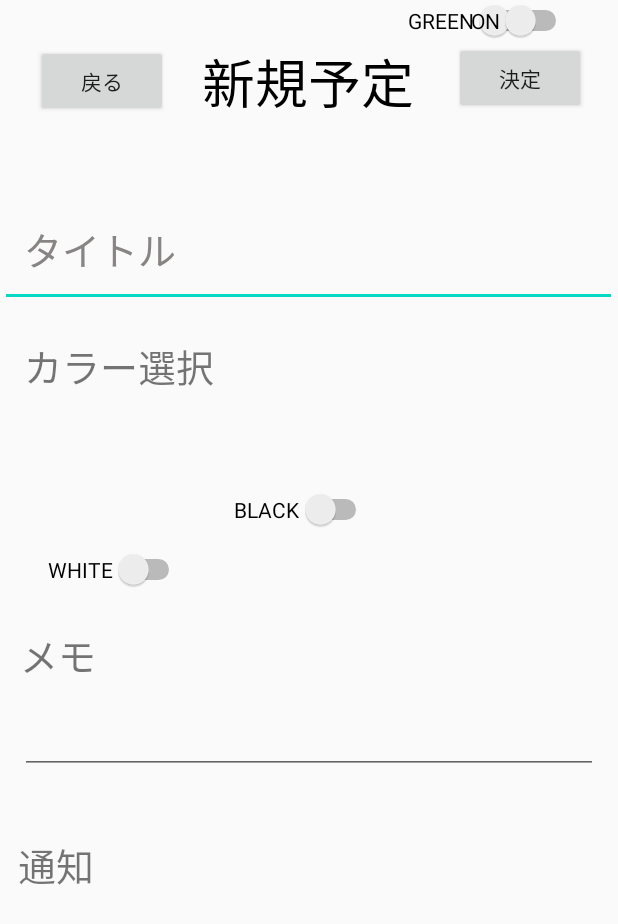
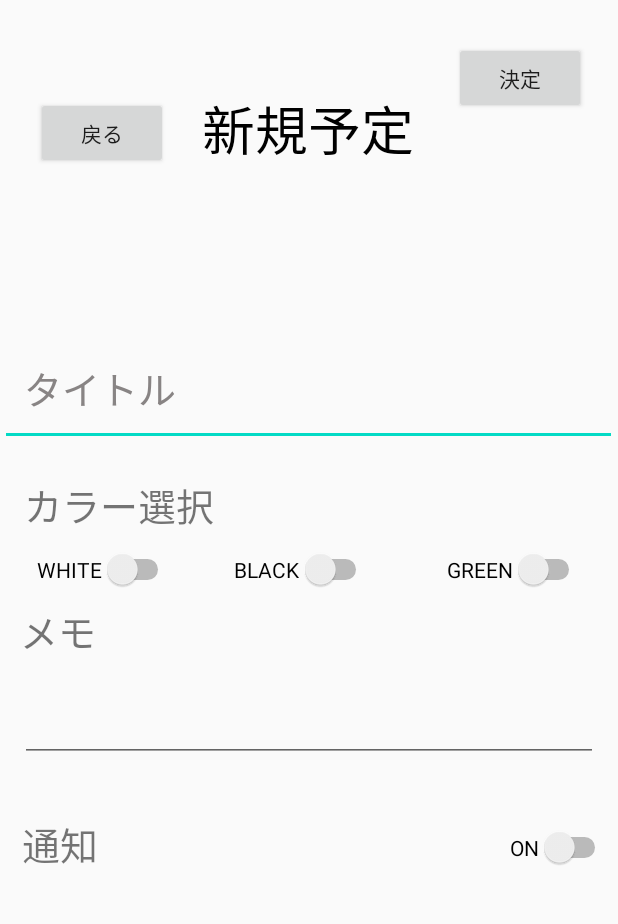
Before and after one commit to miyajimayuka/CalendarProject, an Android app: the layout shinki.xml on its own in the app's theme, with its tools: preview values and no code run, on a phone screen of 412 x 824 dp. Shown: the top 924 px of the screen. Run offline under Robolectric (Android 15) with nearby library versions, the phone set to English and light mode, and no system bars.

Commit message:
こんちくわ

```diff
--- a/app/src/main/res/layout/shinki.xml
+++ b/app/src/main/res/layout/shinki.xml
@@ -5,6 +5,7 @@
     xmlns:tools="http://schemas.android.com/tools"
     android:layout_width="match_parent"
     android:layout_height="match_parent"
+    android:id="@+id/shinki"
     tools:context=".MainActivity">
 
     <TextView
@@ -12,9 +13,11 @@
         android:layout_width="wrap_content"
         android:layout_height="wrap_content"
         android:layout_marginTop="28dp"
+        android:layout_marginBottom="30dp"
         android:text="新規予定"
         android:textColor="#000000"
         android:textSize="35dp"
+        app:layout_constraintBottom_toTopOf="@+id/editTextTextPersonName"
         app:layout_constraintEnd_toEndOf="parent"
         app:layout_constraintHorizontal_bias="0.498"
         app:layout_constraintStart_toStartOf="parent"
@@ -70,7 +73,8 @@
         android:inputType="date"
         app:layout_constraintBottom_toBottomOf="parent"
         app:layout_constraintEnd_toEndOf="parent"
-        app:layout_constraintStart_toStartOf="parent" />
+        app:layout_constraintStart_toStartOf="parent"
+        app:layout_constraintTop_toBottomOf="@+id/textView6" />
 
     <TextView
         android:id="@+id/textView6"
@@ -103,60 +107,76 @@
         android:id="@+id/switch1"
         android:layout_width="wrap_content"
         android:layout_height="wrap_content"
-        android:layout_marginBottom="24dp"
+        android:layout_marginStart="32dp"
+        android:layout_marginLeft="32dp"
+        android:layout_marginTop="10dp"
+        android:layout_marginBottom="8dp"
         android:text="WHITE"
         app:layout_constraintBottom_toTopOf="@+id/textView6"
         app:layout_constraintEnd_toStartOf="@+id/switch2"
-        app:layout_constraintHorizontal_bias="0.493"
-        app:layout_constraintStart_toStartOf="parent" />
+        app:layout_constraintHorizontal_bias="0.469"
+        app:layout_constraintStart_toStartOf="parent"
+        app:layout_constraintTop_toBottomOf="@+id/textView" />
 
     <Switch
         android:id="@+id/switch2"
         android:layout_width="wrap_content"
         android:layout_height="wrap_content"
-        android:layout_marginEnd="24dp"
-        android:layout_marginRight="24dp"
+        android:layout_marginStart="40dp"
+        android:layout_marginLeft="40dp"
+        android:layout_marginEnd="20dp"
+        android:layout_marginRight="20dp"
         android:layout_marginBottom="56dp"
         android:text="BLACK"
         app:layout_constraintBottom_toTopOf="@+id/editTextDate3"
         app:layout_constraintEnd_toStartOf="@+id/switch3"
+        app:layout_constraintStart_toEndOf="@+id/switch1"
         app:layout_constraintTop_toTopOf="@+id/switch3"
-        app:layout_constraintVertical_bias="0.875" />
+        app:layout_constraintVertical_bias="0.0" />
 
     <Switch
         android:id="@+id/switch3"
         android:layout_width="wrap_content"
         android:layout_height="wrap_content"
-        android:layout_marginEnd="48dp"
-        android:layout_marginRight="48dp"
+        android:layout_marginStart="30dp"
+        android:layout_marginLeft="30dp"
+        android:layout_marginTop="70dp"
+        android:layout_marginEnd="30dp"
+        android:layout_marginRight="30dp"
+        android:layout_marginBottom="56dp"
         android:text="GREEN"
+        app:layout_constraintBottom_toTopOf="@+id/editTextDate3"
         app:layout_constraintEnd_toEndOf="parent"
-        tools:layout_editor_absoluteY="280dp" />
+        app:layout_constraintStart_toEndOf="@+id/switch2"
+        app:layout_constraintTop_toBottomOf="@+id/editTextTextPersonName" />
 
     <TextView
         android:id="@+id/textView4"
         android:layout_width="wrap_content"
         android:layout_height="wrap_content"
-        android:layout_marginStart="12dp"
-        android:layout_marginLeft="12dp"
+        android:layout_marginStart="10dp"
+        android:layout_marginLeft="10dp"
         android:layout_marginTop="24dp"
+        android:layout_marginEnd="270dp"
+        android:layout_marginRight="270dp"
         android:text="通知"
         android:textSize="25dp"
         app:layout_constraintBottom_toBottomOf="parent"
+        app:layout_constraintEnd_toStartOf="@+id/switch4"
         app:layout_constraintStart_toStartOf="parent"
         app:layout_constraintTop_toBottomOf="@+id/editTextDate3"
-        app:layout_constraintVertical_bias="0.072" />
+        app:layout_constraintVertical_bias="0.044" />
 
     <Switch
         android:id="@+id/switch4"
         android:layout_width="wrap_content"
         android:layout_height="wrap_content"
-        android:layout_marginStart="208dp"
-        android:layout_marginLeft="208dp"
         android:text="ON"
+        app:layout_constraintBottom_toBottomOf="parent"
         app:layout_constraintEnd_toEndOf="parent"
-        app:layout_constraintHorizontal_bias="0.586"
+        app:layout_constraintHorizontal_bias="0.833"
         app:layout_constraintStart_toEndOf="@+id/textView4"
-        tools:layout_editor_absoluteY="465dp" />
+        app:layout_constraintTop_toBottomOf="@+id/editTextDate3"
+        app:layout_constraintVertical_bias="0.149" />
 
 </androidx.constraintlayout.widget.ConstraintLayout>
```
